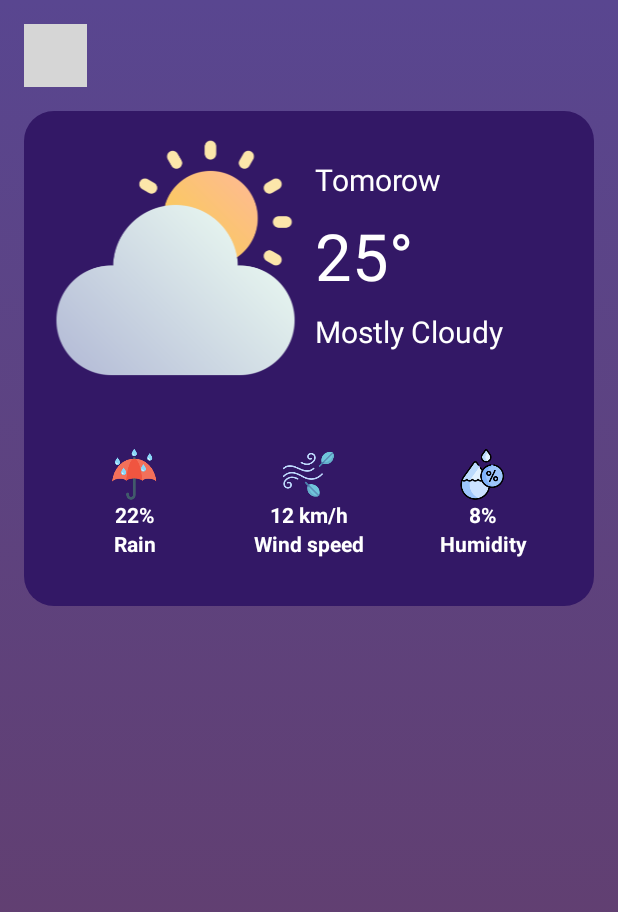
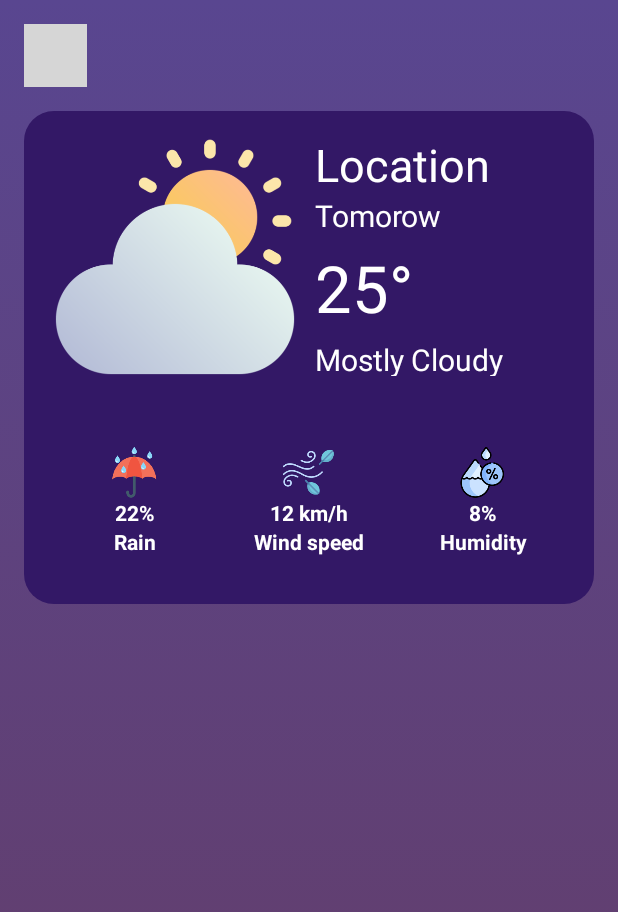
Before and after one commit to vanhioi/Weather_App, an Android app: the FutureActivity screen opened directly, with no data from a screen before it, on a phone screen of 412 x 824 dp. Shown: the top 912 px of the screen. Run offline under Robolectric (Android 15) with nearby library versions, the phone set to English and light mode, and no system bars; grey boxes are pictures that could not be loaded.

Commit message:
Layout done, add location

```diff
--- a/app/build.gradle.kts
+++ b/app/build.gradle.kts
@@ -33,6 +33,7 @@ dependencies {
     implementation(libs.material)
     implementation(libs.activity)
     implementation(libs.constraintlayout)
+    implementation(libs.recyclerview)
     testImplementation(libs.junit)
     androidTestImplementation(libs.ext.junit)
     androidTestImplementation(libs.espresso.core)
--- a/app/src/main/res/layout/activity_future.xml
+++ b/app/src/main/res/layout/activity_future.xml
@@ -49,7 +49,7 @@
                 <LinearLayout
                     android:layout_width="match_parent"
                     android:layout_height="match_parent"
-                    android:layout_margin="16dp"
+                    android:layout_margin="15dp"
                     android:orientation="horizontal">
 
                     <ImageView
@@ -71,6 +71,14 @@
                             android:id="@+id/textView9"
                             android:layout_width="match_parent"
                             android:layout_height="wrap_content"
+                            android:text="Location"
+                            android:textColor="@color/white"
+                            android:textSize="30sp" />
+
+                        <TextView
+                            android:id="@+id/textView"
+                            android:layout_width="match_parent"
+                            android:layout_height="wrap_content"
                             android:text="Tomorow"
                             android:textColor="@color/white"
                             android:textSize="20sp" />
@@ -79,8 +87,8 @@
                             android:id="@+id/textView11"
                             android:layout_width="match_parent"
                             android:layout_height="wrap_content"
-                            android:layout_marginTop="8dp"
-                            android:layout_marginBottom="8dp"
+                            android:layout_marginTop="5dp"
+                            android:layout_marginBottom="5dp"
                             android:text="25°"
                             android:textColor="@color/white"
                             android:textSize="43sp" />
--- a/gradle/libs.versions.toml
+++ b/gradle/libs.versions.toml
@@ -7,6 +7,7 @@ appcompat = "1.6.1"
 material = "1.12.0"
 activity = "1.8.0"
 constraintlayout = "2.1.4"
+recyclerview = "1.3.2"
 
 [libraries]
 junit = { group = "junit", name = "junit", version.ref = "junit" }
@@ -16,6 +17,7 @@ appcompat = { group = "androidx.appcompat", name = "appcompat", version.ref = "a
 material = { group = "com.google.android.material", name = "material", version.ref = "material" }
 activity = { group = "androidx.activity", name = "activity", version.ref = "activity" }
 constraintlayout = { group = "androidx.constraintlayout", name = "constraintlayout", version.ref = "constraintlayout" }
+recyclerview = { group = "androidx.recyclerview", name = "recyclerview", version.ref = "recyclerview" }
 
 [plugins]
 androidApplication = { id = "com.android.application", version.ref = "agp" }
```
Also changed, not shown: app/src/main/res/layout/activity_main.xml (+10 -0 lines).
